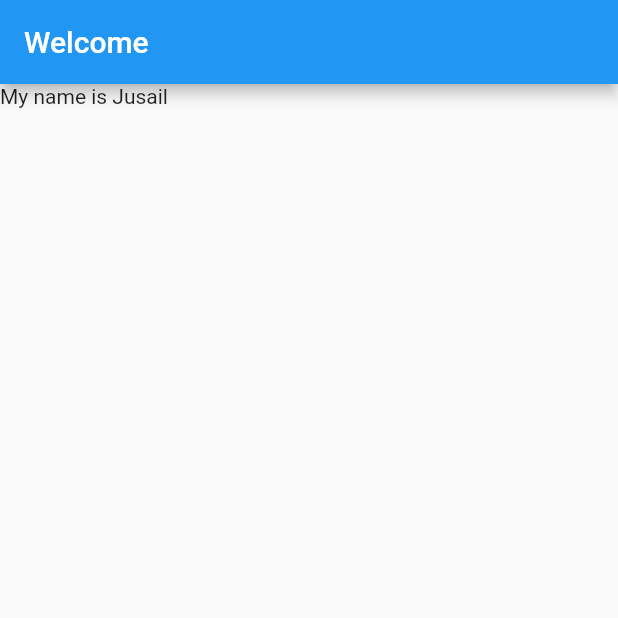
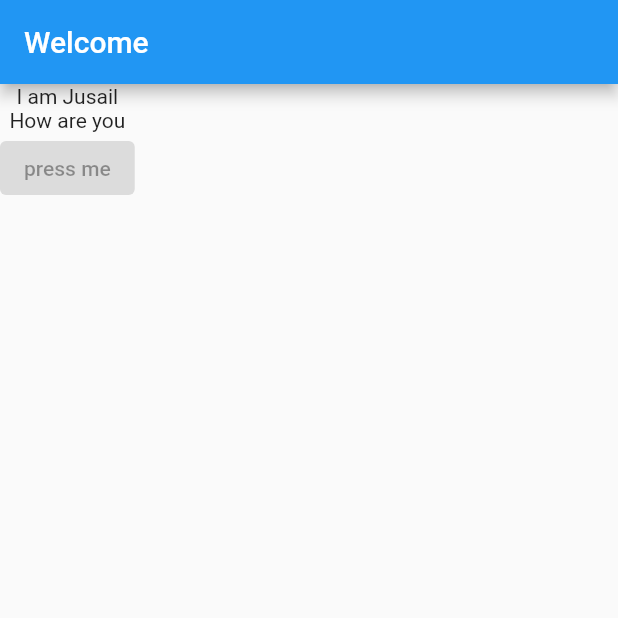
Before and after one commit to juzailmlwork/flutter_complete_guide, a Flutter app: the screen it shows after launch, on a phone screen of 412 x 824 dp, the top half of it. Run offline on Flutter 3.47's test engine with Material 2 defaults, Android fonts, the phone set to English and light mode, and no system bars.

Commit message:
added button to main.dart

```diff
--- a/lib/main.dart
+++ b/lib/main.dart
@@ -9,11 +9,16 @@ class MyApp extends StatelessWidget {
   Widget build(BuildContext context) {
     return MaterialApp(
       home: Scaffold(
-        appBar: AppBar(
-          title: Title(color: Colors.green, child: Text("Welcome")),
-        ),
-        body: Text("My name is Jusail"),
-      ),
+          appBar: AppBar(
+            title: Title(color: Colors.green, child: Text("Welcome")),
+          ),
+          body: Column(
+            children: [
+              Text("I am Jusail"),
+              Text("How are you"),
+              ElevatedButton(onPressed: null, child: Text("press me"))
+            ],
+          )),
     );
   }
 }
```
